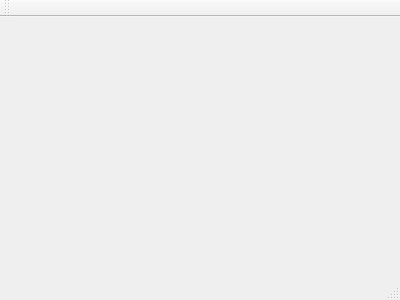
This is mainwindow.ui in Moerafaat/PipeSquare as Qt 5 draws it before an edit. The edited form follows.
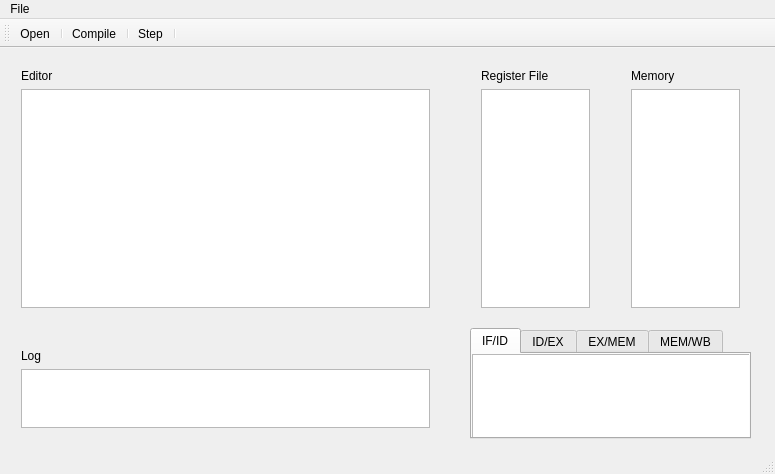
This is the edited form. Icons and pictures are not drawn.

Patch:
```diff
--- a/mainwindow.ui
+++ b/mainwindow.ui
@@ -1,24 +1,264 @@
 <ui version="4.0">
  <class>MainWindow</class>
- <widget class="QMainWindow" name="MainWindow" >
-  <property name="geometry" >
+ <widget class="QMainWindow" name="MainWindow">
+  <property name="geometry">
    <rect>
     <x>0</x>
     <y>0</y>
-    <width>400</width>
-    <height>300</height>
+    <width>775</width>
+    <height>474</height>
    </rect>
   </property>
   <property name="windowTitle" >
    <string>MainWindow</string>
   </property>
-  <widget class="QMenuBar" name="menuBar" />
-  <widget class="QToolBar" name="mainToolBar" />
-  <widget class="QWidget" name="centralWidget" />
-  <widget class="QStatusBar" name="statusBar" />
+  <property name="autoFillBackground">
+   <bool>false</bool>
+  </property>
+  <property name="styleSheet">
+   <string notr="true"/>
+  </property>
+  <widget class="QWidget" name="centralWidget">
+   <widget class="QTabWidget" name="tabWidget">
+    <property name="geometry">
+     <rect>
+      <x>470</x>
+      <y>280</y>
+      <width>281</width>
+      <height>111</height>
+     </rect>
+    </property>
+    <property name="currentIndex">
+     <number>0</number>
+    </property>
+    <widget class="QWidget" name="IF_ID">
+     <attribute name="title">
+      <string>IF/ID</string>
+     </attribute>
+     <widget class="QTableWidget" name="tableWidget_3">
+      <property name="geometry">
+       <rect>
+        <x>0</x>
+        <y>0</y>
+        <width>281</width>
+        <height>91</height>
+       </rect>
+      </property>
+     </widget>
+    </widget>
+    <widget class="QWidget" name="ID_EX">
+     <attribute name="title">
+      <string>ID/EX</string>
+     </attribute>
+     <widget class="QTableWidget" name="tableWidget_4">
+      <property name="geometry">
+       <rect>
+        <x>0</x>
+        <y>0</y>
+        <width>281</width>
+        <height>91</height>
+       </rect>
+      </property>
+     </widget>
+    </widget>
+    <widget class="QWidget" name="EX_MEM">
+     <attribute name="title">
+      <string>EX/MEM</string>
+     </attribute>
+     <widget class="QTableWidget" name="tableWidget_5">
+      <property name="geometry">
+       <rect>
+        <x>0</x>
+        <y>0</y>
+        <width>281</width>
+        <height>91</height>
+       </rect>
+      </property>
+     </widget>
+    </widget>
+    <widget class="QWidget" name="MEM_WB">
+     <attribute name="title">
+      <string>MEM/WB</string>
+     </attribute>
+     <widget class="QTableWidget" name="tableWidget_6">
+      <property name="geometry">
+       <rect>
+        <x>0</x>
+        <y>0</y>
+        <width>281</width>
+        <height>91</height>
+       </rect>
+      </property>
+     </widget>
+    </widget>
+   </widget>
+   <widget class="QWidget" name="">
+    <property name="geometry">
+     <rect>
+      <x>10</x>
+      <y>10</y>
+      <width>431</width>
+      <height>261</height>
+     </rect>
+    </property>
+    <layout class="QVBoxLayout" name="verticalLayout">
+     <item>
+      <widget class="QLabel" name="label_editor">
+       <property name="text">
+        <string>Editor</string>
+       </property>
+      </widget>
+     </item>
+     <item>
+      <widget class="QTextEdit" name="textedit_editor"/>
+     </item>
+    </layout>
+   </widget>
+   <widget class="QWidget" name="">
+    <property name="geometry">
+     <rect>
+      <x>10</x>
+      <y>290</y>
+      <width>431</width>
+      <height>101</height>
+     </rect>
+    </property>
+    <layout class="QVBoxLayout" name="verticalLayout_2">
+     <item>
+      <widget class="QLabel" name="label_4">
+       <property name="text">
+        <string>Log</string>
+       </property>
+      </widget>
+     </item>
+     <item>
+      <widget class="QPlainTextEdit" name="plaintextedit_log"/>
+     </item>
+    </layout>
+   </widget>
+   <widget class="QWidget" name="">
+    <property name="geometry">
+     <rect>
+      <x>620</x>
+      <y>10</y>
+      <width>131</width>
+      <height>261</height>
+     </rect>
+    </property>
+    <layout class="QVBoxLayout" name="verticalLayout_4">
+     <item>
+      <widget class="QLabel" name="label_memory">
+       <property name="text">
+        <string>Memory</string>
+       </property>
+      </widget>
+     </item>
+     <item>
+      <widget class="QTableWidget" name="tablewidget_memory"/>
+     </item>
+    </layout>
+   </widget>
+   <widget class="QWidget" name="">
+    <property name="geometry">
+     <rect>
+      <x>470</x>
+      <y>10</y>
+      <width>131</width>
+      <height>261</height>
+     </rect>
+    </property>
+    <layout class="QVBoxLayout" name="verticalLayout_3">
+     <item>
+      <widget class="QLabel" name="label_regfile">
+       <property name="text">
+        <string>Register File</string>
+       </property>
+      </widget>
+     </item>
+     <item>
+      <widget class="QTableWidget" name="tablewidget_regfile"/>
+     </item>
+    </layout>
+   </widget>
+   <zorder>textedit_editor</zorder>
+   <zorder>plaintextedit_log</zorder>
+   <zorder>tabWidget</zorder>
+   <zorder>tablewidget_memory</zorder>
+   <zorder>tablewidget_regfile</zorder>
+   <zorder>label_editor</zorder>
+   <zorder>label_regfile</zorder>
+   <zorder>label_memory</zorder>
+   <zorder>label_4</zorder>
+   <zorder>label_4</zorder>
+  </widget>
+  <widget class="QMenuBar" name="menuBar">
+   <property name="geometry">
+    <rect>
+     <x>0</x>
+     <y>0</y>
+     <width>775</width>
+     <height>21</height>
+    </rect>
+   </property>
+   <widget class="QMenu" name="menuFile">
+    <property name="title">
+     <string>File</string>
+    </property>
+    <addaction name="actionOpen"/>
+    <addaction name="actionCompile"/>
+    <addaction name="actionStep"/>
+   </widget>
+   <addaction name="menuFile"/>
+  </widget>
+  <widget class="QToolBar" name="mainToolBar">
+   <property name="autoFillBackground">
+    <bool>false</bool>
+   </property>
+   <attribute name="toolBarArea">
+    <enum>TopToolBarArea</enum>
+   </attribute>
+   <attribute name="toolBarBreak">
+    <bool>false</bool>
+   </attribute>
+   <addaction name="actionOpen"/>
+   <addaction name="separator"/>
+   <addaction name="actionCompile"/>
+   <addaction name="separator"/>
+   <addaction name="actionStep"/>
+   <addaction name="separator"/>
+  </widget>
+  <widget class="QStatusBar" name="statusBar"/>
+  <action name="actionOpen">
+   <property name="icon">
+    <iconset resource="resources.qrc">
+     <normaloff>:/images/open.png</normaloff>:/images/open.png</iconset>
+   </property>
+   <property name="text">
+    <string>Open</string>
+   </property>
+  </action>
+  <action name="actionStep">
+   <property name="icon">
+    <iconset resource="resources.qrc">
+     <normaloff>:/images/step.png</normaloff>:/images/step.png</iconset>
+   </property>
+   <property name="text">
+    <string>Step</string>
+   </property>
+  </action>
+  <action name="actionCompile">
+   <property name="icon">
+    <iconset resource="resources.qrc">
+     <normaloff>:/images/compile.png</normaloff>:/images/compile.png</iconset>
+   </property>
+   <property name="text">
+    <string>Compile</string>
+   </property>
+  </action>
  </widget>
- <layoutDefault spacing="6" margin="11" />
- <pixmapfunction></pixmapfunction>
- <resources/>
+ <layoutdefault spacing="6" margin="11"/>
+ <resources>
+  <include location="resources.qrc"/>
+ </resources>
  <connections/>
 </ui>
```
Left out of the diff: 3 changed lines with no effect on the pictures.
